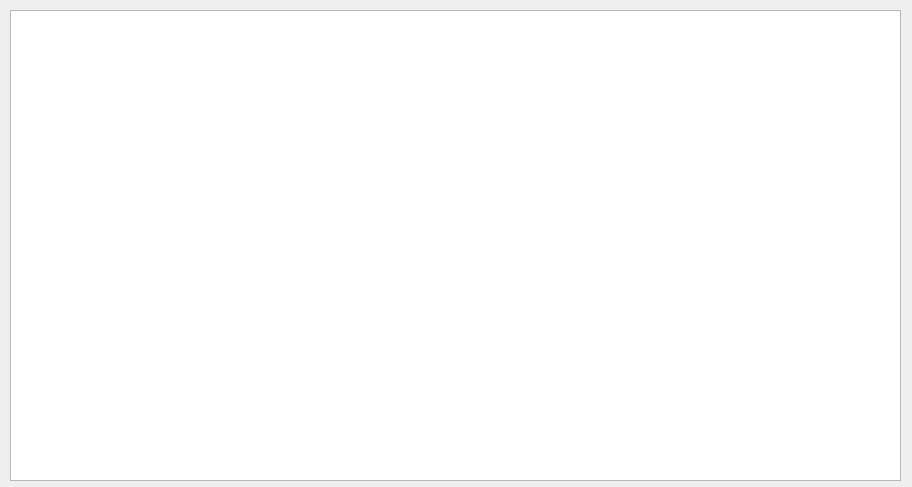
First picture: the form in SohoSecurity/SohoSecurity/ServiceTabWidget.ui, repository fa1c0n1/funny_learning, before the edit.
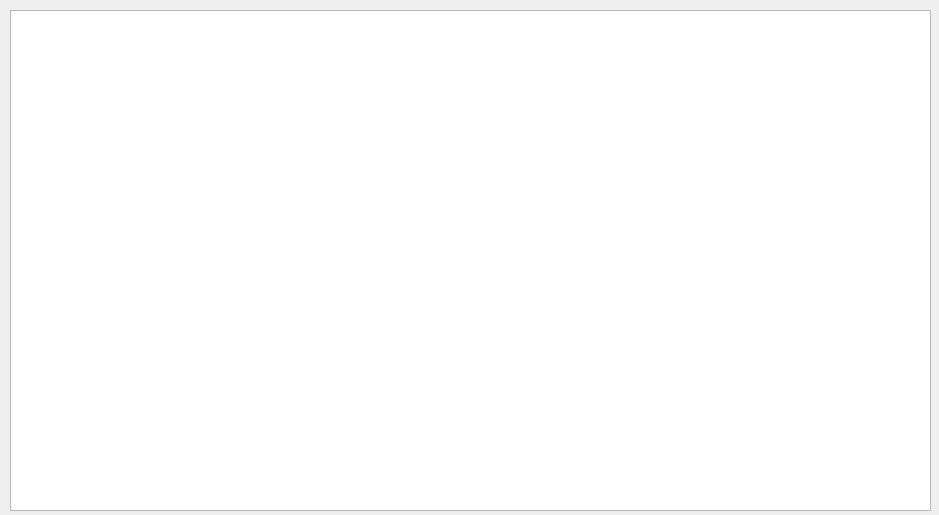
Second picture: the form after the edit.

What changed in the file:
```diff
--- a/SohoSecurity/SohoSecurity/ServiceTabWidget.ui
+++ b/SohoSecurity/SohoSecurity/ServiceTabWidget.ui
@@ -6,8 +6,8 @@
    <rect>
     <x>0</x>
     <y>0</y>
-    <width>912</width>
-    <height>487</height>
+    <width>939</width>
+    <height>515</height>
    </rect>
   </property>
   <property name="windowTitle">
@@ -18,8 +18,8 @@
     <rect>
      <x>10</x>
      <y>10</y>
-     <width>891</width>
-     <height>471</height>
+     <width>921</width>
+     <height>501</height>
     </rect>
    </property>
    <property name="editTriggers">
```
